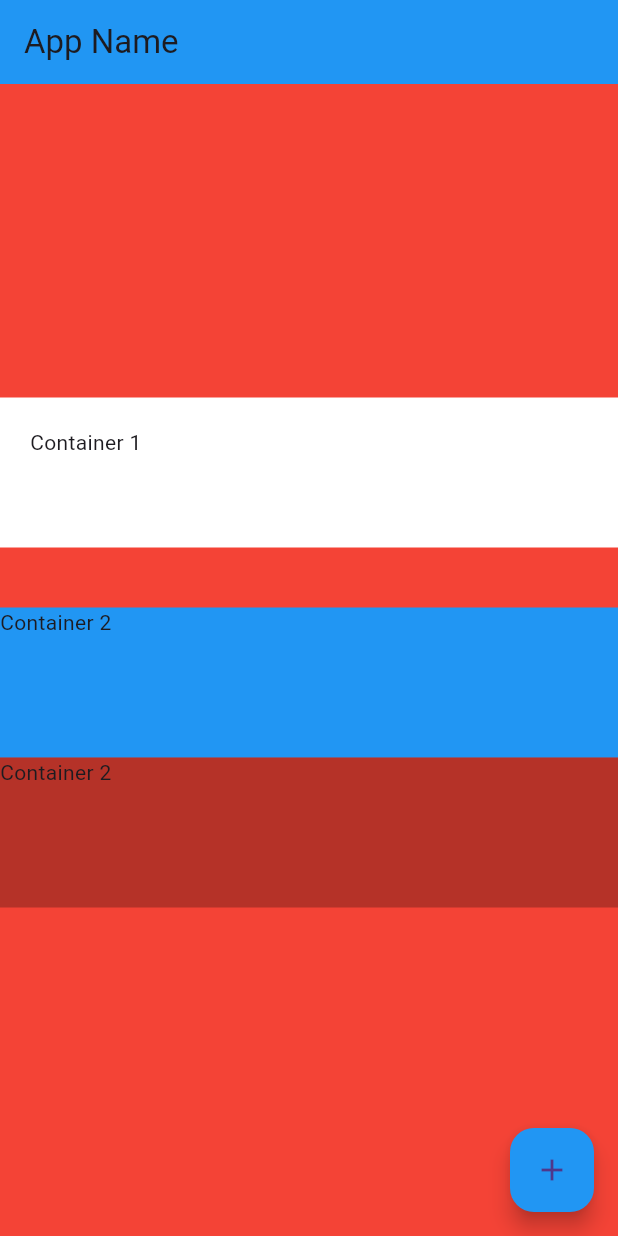
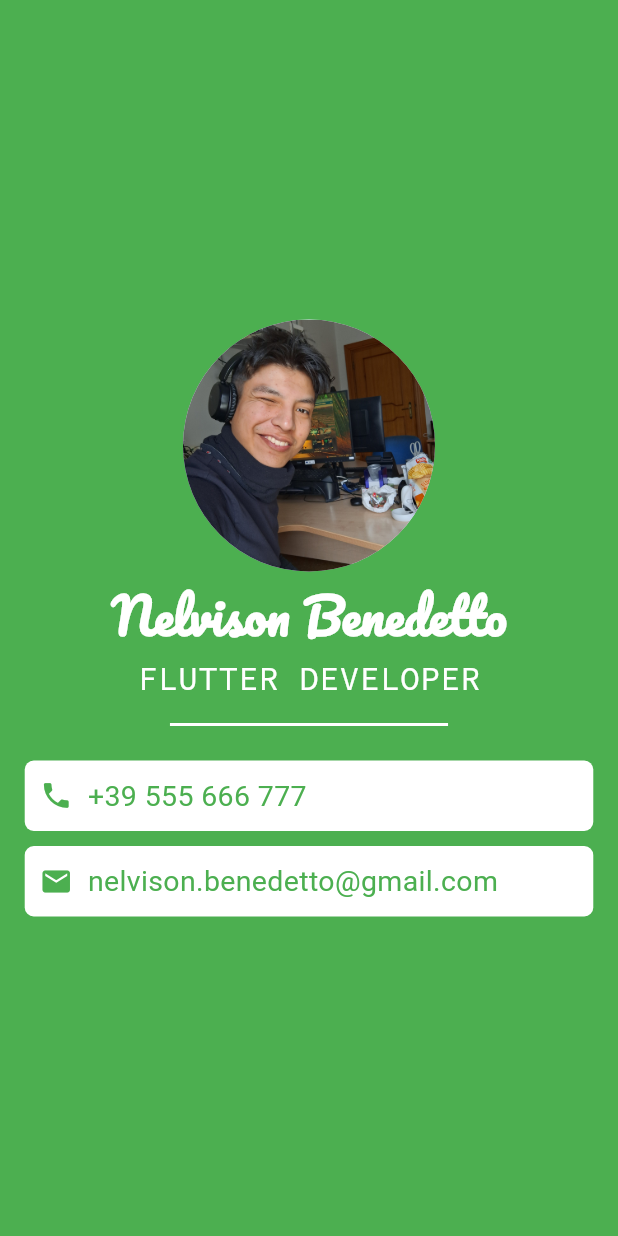
Before and after one commit to nelvison-benedetto/flutter-business_card, a Flutter app: the screen it shows after launch, on a phone screen of 412 x 824 dp. Run offline on Flutter 3.47's test engine with Material 3 defaults, Android fonts, the light colour scheme and no system bars.

Commit message:
project done business card

```diff
--- a/lib/main.dart
+++ b/lib/main.dart
@@ -8,6 +8,7 @@
 
 class MyApp extends StatefulWidget {
   _MainPageState createState() => _MainPageState();
+    //create and return the instance of the class status associated to _MainPageState
 }
 
 class _MainPageState extends State<MyApp> {
@@ -16,6 +17,136 @@
   @override
   Widget build(BuildContext context) {
     return MaterialApp(
+      debugShowCheckedModeBanner: false,  //DON'T SHOW BANNER "DEBUG" ON PHONE
+      home: Scaffold(
+        backgroundColor: Colors.green,
+        body: SafeArea(
+          child: Column(
+            mainAxisAlignment: MainAxisAlignment.center,
+            crossAxisAlignment: CrossAxisAlignment.center,
+            children: [
+              //Imagine Selfie
+              CircleAvatar(
+                radius: 84,
+                backgroundImage: AssetImage('images/Selfie_BkLaSpezia.jpg'),
+              ),
+              SizedBox(height: 7,),
+
+              //Nelvison Benedetto
+              Text(
+                "Nelvison Benedetto",
+                style: TextStyle(
+                  fontFamily: "Pacifico",
+                  fontSize: 32,
+                  color: Colors.white,
+                  fontWeight: FontWeight.bold,
+                ),
+              ),
+              SizedBox(height: 2,),
+
+              //Flutter Developer
+              Text(
+                "flutter developer".toUpperCase(),
+                style: TextStyle(
+                  fontFamily: "SourceCodePro",
+                  fontSize: 22,
+                  color: Colors.white,
+                ),
+              ),
+              SizedBox(height: 8,),
+
+              //Divider (<hr>)
+              Container(
+                width: MediaQuery.of(context).size.width*0.45,
+                child: Divider(
+                  color: Colors.white,
+                  thickness: 2,
+                ),
+              ),
+              SizedBox(height: 16,),
+
+              //Tel + Email
+              Center(
+                child: Container(
+                  decoration: BoxDecoration(
+                    //color: Colors.orangeAccent,
+                  ),
+                  //padding: EdgeInsets.symmetric(horizontal: 60),
+                  width: MediaQuery.of(context).size.width * 0.92,
+
+                  child: Column(
+                    //crossAxisAlignment: CrossAxisAlignment.start,
+                    children: [
+                      Container(
+                        //height: 50, //width: 50,
+                          //padding: EdgeInsets.symmetric(vertical: 10, horizontal: 0),
+                          padding : EdgeInsets.fromLTRB(10, 10, 0, 10),
+                          decoration: BoxDecoration(
+                            color: Colors.white,
+                            borderRadius: BorderRadius.circular(6),
+                          ),
+                          child : Row(
+                            mainAxisSize: MainAxisSize.max,
+                             children: [
+                               Icon(
+                                 Icons.phone,
+                                 size: 22,
+                                 color: Colors.green,
+                               ),
+                               SizedBox(width: 10,),
+                               Text(
+                                 "+39 555 666 777",
+                                 style: TextStyle(
+                                   color: Colors.green,
+                                   fontSize: 19,
+                                 ),
+                               )
+                             ],
+                          )
+                      ),
+                      SizedBox(height: 10,),
+                      Container(
+                        //padding: EdgeInsets.symmetric(vertical: 10, horizontal: 0),
+                        padding : EdgeInsets.fromLTRB(10, 10, 0, 10),
+                        decoration: BoxDecoration(
+                          color: Colors.white,
+                          borderRadius: BorderRadius.circular(6),
+                        ),
+                        child: Row(
+                          mainAxisSize: MainAxisSize.max,
+                          children: [
+                            Icon(
+                              Icons.email,
+                              size: 22,
+                              color: Colors.green,
+                            ),
+                            SizedBox(width: 10,),
+                            Text(
+                              "nelvison.benedetto@gmail.com",
+                              style: TextStyle(
+                                color: Colors.green,
+                                fontSize: 19,
+                              ),
+                            )
+                          ]
+                        ),
+                      ),
+                    ],
+                  ),
+                ),
+              ),
+
+              /*Container(
+                //height: 10,
+                width: double.infinity,
+              )*/
+            ],
+          )
+        )
+      ),
+    );
+
+    /*return MaterialApp(
         home: Scaffold(
           backgroundColor: Colors.red,
           appBar: AppBar(
@@ -50,9 +181,18 @@
                     color: Colors.black26,
                     child: Text("Container 2")
                 ),
-                Container(
-                  width: double.infinity,  //strecth to all width
-                  height: 10,  //as debug to see it
+                Align(  //don't inherit the stretch applied to all other containers
+                alignment: Alignment.center,
+                child: Container(
+                  color: Colors.yellow,
+                  height: 100,width: 100,
+                ),
+              ),
+                Container(  //invisible container
+                  width: double.infinity,
+                    // used to align other containers base on this max width
+                    //to stretch all widgets use CrossAxisAlignment.stretch
+                  //height: 10,  //as debug to see it
                 )
               ],
             )
@@ -66,6 +206,6 @@
           backgroundColor: Colors.blue,
 
         )
-    ));
+    ));*/
   }
 }
```
Also changed, not shown: pubspec.yaml (+10 -63 lines), fonts/Pacifico-Regular.ttf (added), fonts/SourceCodePro-Regular.ttf (added), images/Selfie_BkLaSpezia.jpg (added).
